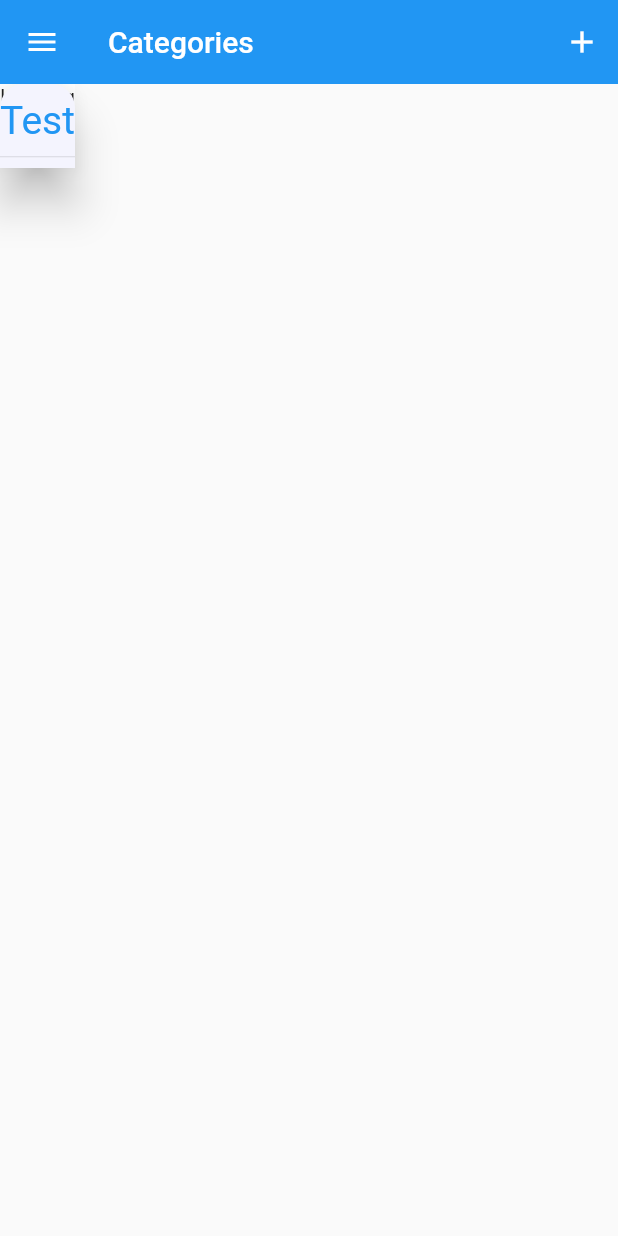
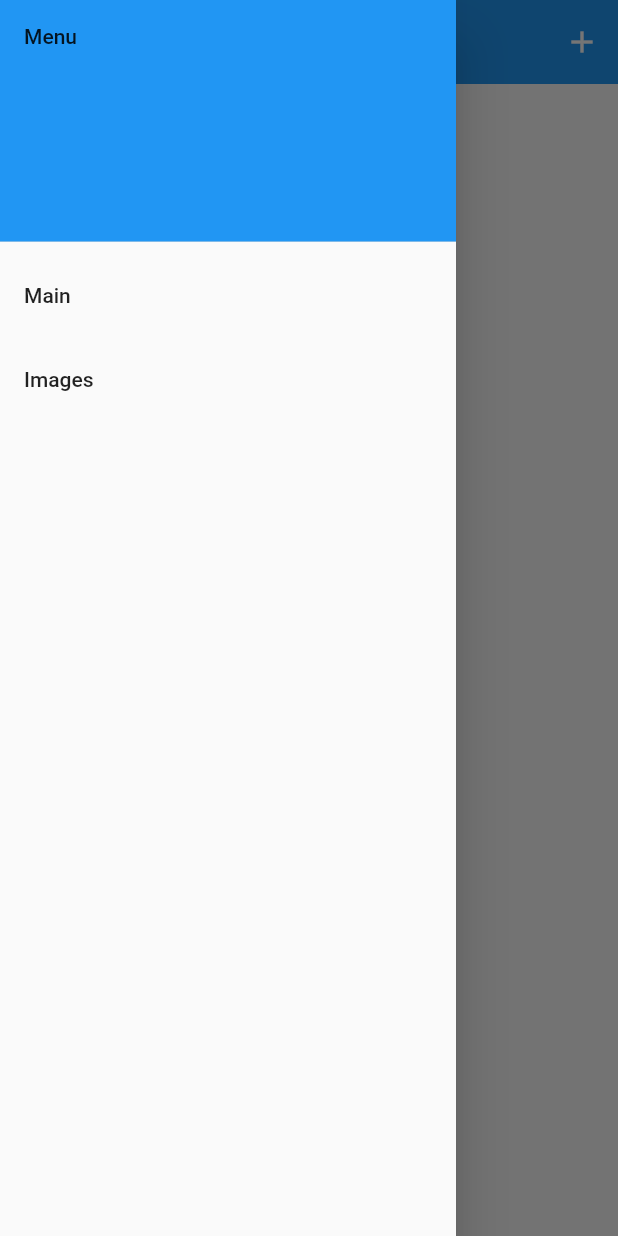
Before and after one commit to kedzierski-grzegorz/flutter-categories, a Flutter app: the screen it shows after launch, with the side drawer open (before the commit the screen has no drawer), on a phone screen of 412 x 824 dp. Run offline on Flutter 3.47's test engine with Material 2 defaults, Android fonts, the phone set to English and light mode, and no system bars; our stand-ins replace cloud_firestore, event_bus; accounts and stored records are empty.

Commit message:
Added navigation drawer.

```diff
--- a/lib/ui/backdrop.dart
+++ b/lib/ui/backdrop.dart
@@ -8,6 +8,8 @@ import 'package:flutter_category/models/category_model.dart';
 import 'dart:math';
 
 import 'package:flutter_category/ui/add_category/add_category.dart';
+import 'package:flutter_category/ui/images_route/image_route.dart';
+import 'package:flutter_category/ui/main_drawer.dart';
 
 const double _kFlingVelocity = 2.0;
 
@@ -162,6 +164,7 @@ class _BackdropState extends State<Backdrop>
   @override
   Widget build(BuildContext context) {
     return Scaffold(
+      drawer: MainDrawer(),
       appBar: AppBar(
         backgroundColor: Theme.of(context).primaryColor,
         actions: <Widget>[
--- /dev/null
+++ b/lib/ui/main_drawer.dart
@@ -0,0 +1,43 @@
+import 'package:flutter/material.dart';
+
+import 'images_route/image_route.dart';
+
+class MainDrawer extends StatelessWidget {
+  @override
+  Widget build(BuildContext context) {
+    // TODO: implement build
+    return Drawer(
+      child: ListView(
+        padding: EdgeInsets.zero,
+        children: <Widget>[
+          DrawerHeader(
+            child: Text('Menu'),
+            decoration: BoxDecoration(color: Theme.of(context).primaryColor),
+          ),
+          ListTile(
+            title: Text('Main'),
+            onTap: () {
+              Navigator.of(context).pop();
+              if (Navigator.of(context).canPop()) {
+                Navigator.of(context).pop();
+              }
+            },
+          ),
+          ListTile(
+            title: Text('Images'),
+            onTap: () {
+              Navigator.of(context).pop();
+              if (context.ancestorWidgetOfExactType(ImageRoute) == null) {
+                Navigator.of(context).push(
+                  MaterialPageRoute(
+                    builder: (BuildContext context) => ImageRoute(),
+                  ),
+                );
+              }
+            },
+          ),
+        ],
+      ),
+    );
+  }
+}
```
Also changed, not shown: lib/ui/images_route/image_route.dart (added, +19 -0 lines).
